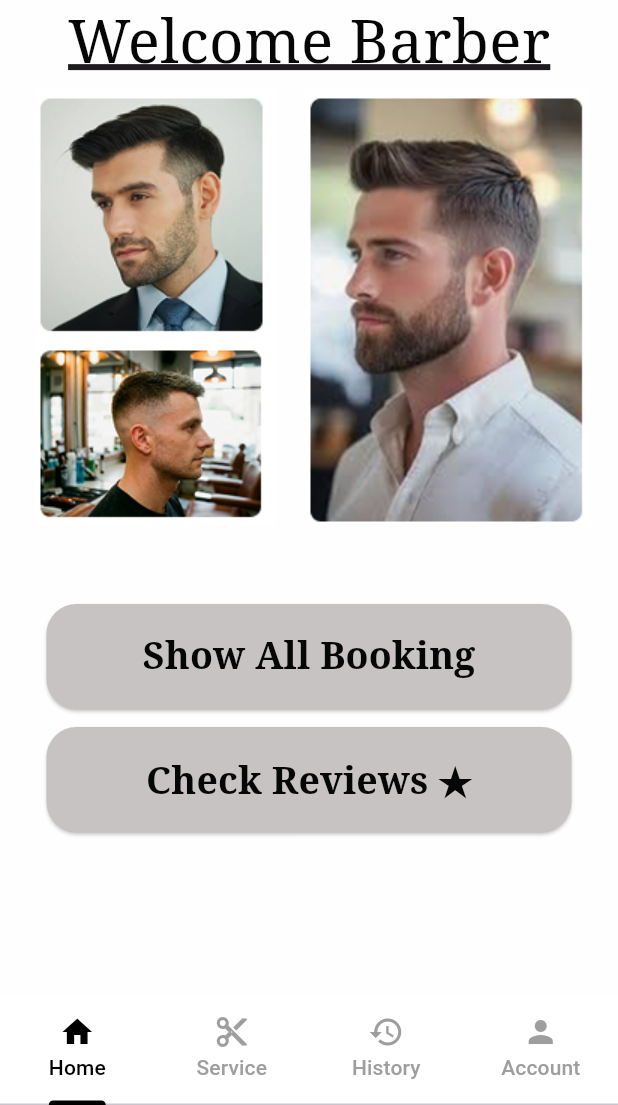
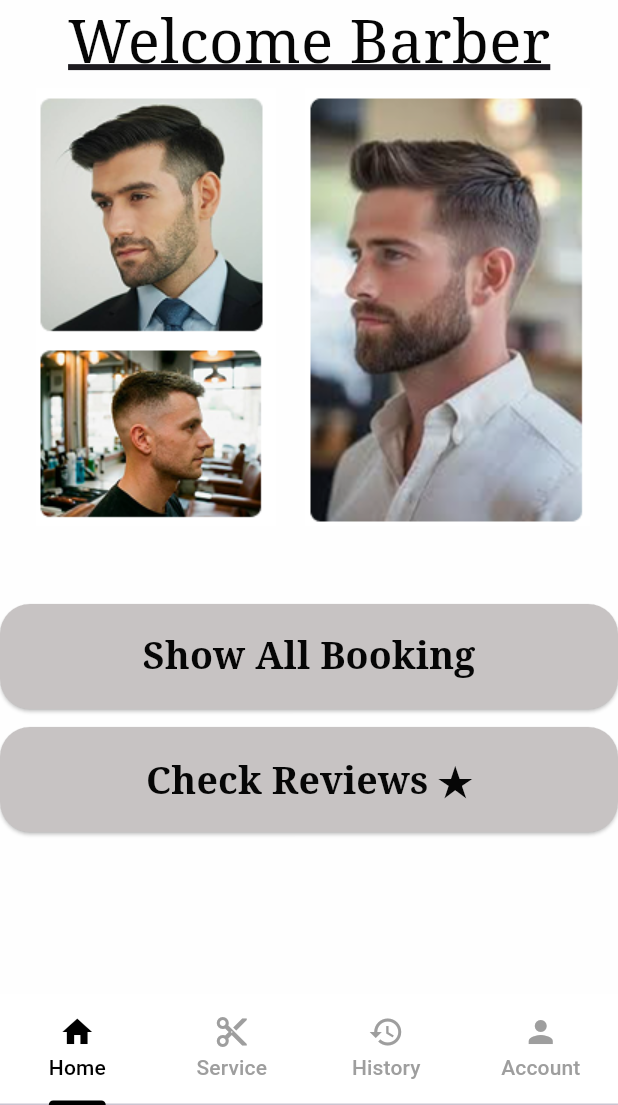
Before and after one commit to Abhaybhalgama/sleeping_barber, a Flutter app: the BTabbar screen opened directly, on a phone screen of 412 x 824 dp, the part 131-1236 px from its top. Run offline on Flutter 3.47's test engine with Material 3 defaults, Android fonts, the phone set to English and light mode, and no system bars.

Commit message:
SOME CHANGES  IN SCREENS SIZES.

```diff
--- a/lib/controls/button.dart
+++ b/lib/controls/button.dart
@@ -12,7 +12,7 @@ class CustomButton extends StatelessWidget {
   final Alignment? positioned;
  final EdgeInsetsGeometry? padding;
 
-  const CustomButton({
+   const CustomButton({
     super.key,
     required this.text,
     required this.onPressed,
--- a/lib/screens/admin/dashboard.dart
+++ b/lib/screens/admin/dashboard.dart
@@ -26,6 +26,8 @@ class _DashboardState extends State<Dashboard> {
           mainAxisAlignment: MainAxisAlignment.spaceEvenly,
             children: [
              Text( "Total Barbers : ",
+
+
              style: TextStyle(
               fontSize: 27,
               fontFamily: "serif"
--- a/lib/screens/barbers/dashboard.dart
+++ b/lib/screens/barbers/dashboard.dart
@@ -32,8 +32,7 @@ class _DashboardState extends State<Dashboard> {
 
         const SizedBox(height: 12),
 
-        Column(
-          children: [
+
             CustomButton(
               text: "Show All Booking",
               height: 70,
@@ -61,8 +60,7 @@ class _DashboardState extends State<Dashboard> {
                 );
               },
             ),
-          ],
-        ),
+
       ],
     );
   }
--- a/lib/screens/login.dart
+++ b/lib/screens/login.dart
@@ -187,7 +187,7 @@ class _LoginState extends State<Login> {
                 if (formkey.currentState!.validate()) {
                   Navigator.push(
                     context,
-                    MaterialPageRoute(builder: (context) => ATabbar()),
+                    MaterialPageRoute(builder: (context) => BTabbar()),
                   );
                 }
               },
```
